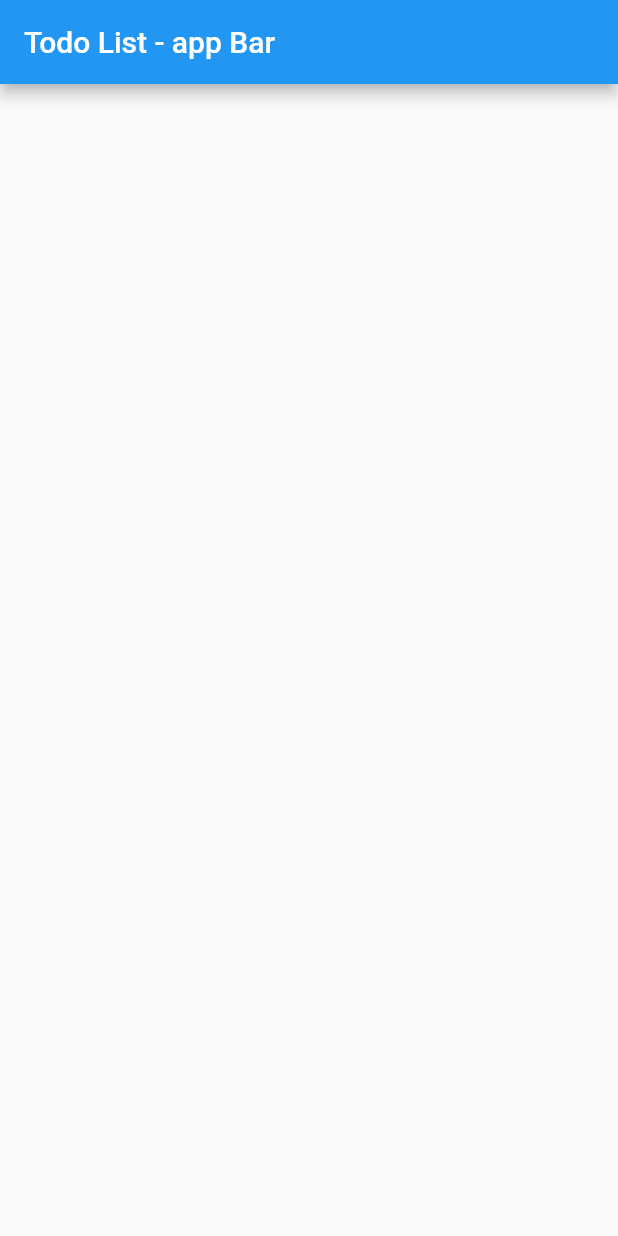
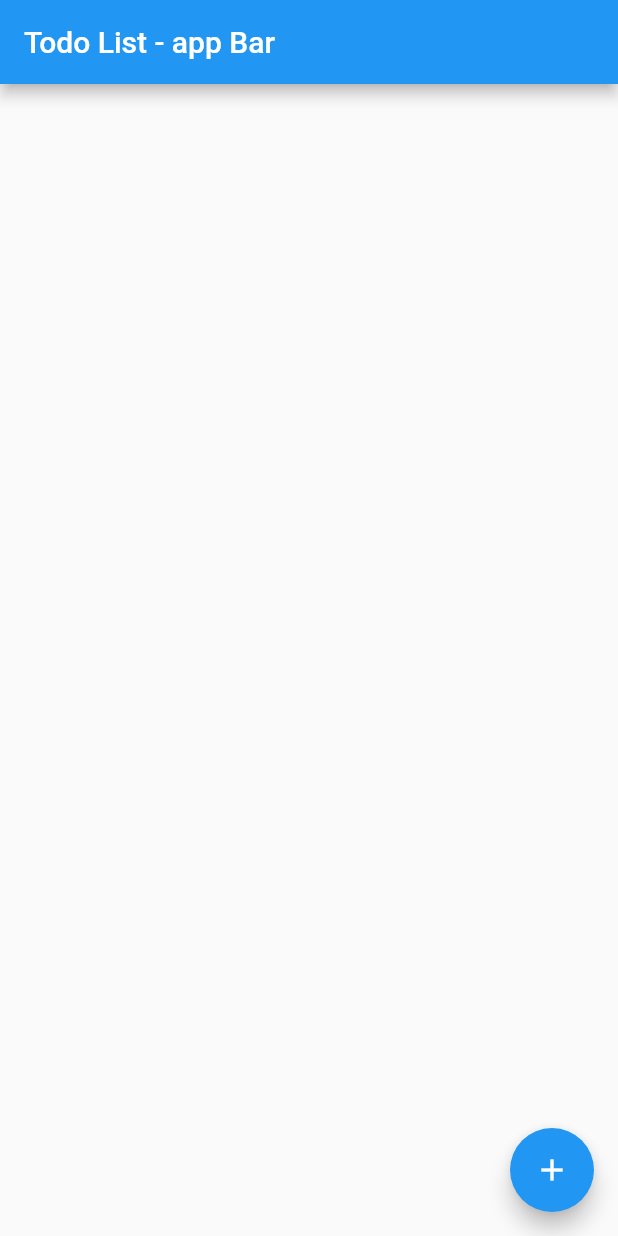
Before and after one commit to leonardomferrari/myFirstDemoFlutter, a Flutter app: the screen it shows after launch, on a phone screen of 412 x 824 dp. Run offline on Flutter 3.47's test engine with Material 2 defaults, Android fonts, the phone set to English and light mode, and no system bars.

```diff
--- a/lib/main.dart
+++ b/lib/main.dart
@@ -18,12 +18,39 @@ class TodoList extends StatefulWidget {
 }
 
 class TodoListState extends State<TodoList> {
+  List<String> _todoItems = [];
+
+  void _addTodoItems(){
+    setState(() {
+          int index = _todoItems.length;
+          _todoItems.add('Item ' + index.toString());
+        });
+  }
+
+  Widget _buildTodoList (){
+  return ListView.builder(itemBuilder: (context, index){
+   if(index < _todoItems.length){
+       return  _buildTodoItem(_todoItems[index]);
+   }
+  });
+}
+
+Widget _buildTodoItem(String todoTextItem){
+ return ListTile(title: new Text(todoTextItem));
+}
+
   @override
   Widget build(BuildContext context) {
     return new Scaffold(
       appBar: new AppBar(
         title: new Text('Todo List - app Bar')
-      )
+      ),
+      body: _buildTodoList(),
+      floatingActionButton: new FloatingActionButton(
+        onPressed: _addTodoItems,
+        tooltip: 'Agregar nuevo item',
+        child: new Icon(Icons.add),
+      ),
     );
   }
 }
```
Also changed, not shown: 1 other file.
